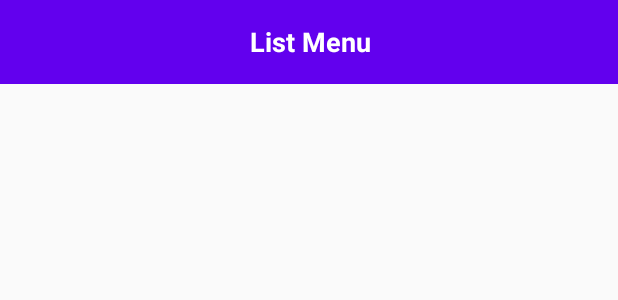
After one commit to Sant0n/learning_app, an Android app: the layout activity_list_menu.xml on its own in the app's theme, with its tools: preview values and no code run, on a phone screen of 412 x 824 dp. The commit adds this screen. Shown: the top 300 px of the screen. Run offline under Robolectric (Android 15) with nearby library versions, the phone set to English and light mode, and no system bars.

Commit message:
Creation of list and select menu files

```diff
--- a/app/build.gradle
+++ b/app/build.gradle
@@ -42,6 +42,8 @@ dependencies {
     implementation 'androidx.appcompat:appcompat:1.2.0'
     implementation 'com.google.android.material:material:1.3.0'
     implementation 'androidx.constraintlayout:constraintlayout:2.0.4'
+    implementation "androidx.recyclerview:recyclerview:1.1.0"
+    implementation "androidx.recyclerview:recyclerview-selection:1.1.0"
     testImplementation 'junit:junit:4.13.2'
     androidTestImplementation 'androidx.test.ext:junit:1.1.2'
     androidTestImplementation 'androidx.test.espresso:espresso-core:3.3.0'
--- /dev/null
+++ b/app/src/main/java/nnar/learning_app/datainterface/ListMenuView.kt
@@ -0,0 +1,4 @@
+package nnar.learning_app.datainterface
+
+interface ListMenuView {
+}
--- /dev/null
+++ b/app/src/main/java/nnar/learning_app/ui/listMenu/ListMenuPresenter.kt
@@ -0,0 +1,4 @@
+package nnar.learning_app.ui.listMenu
+
+class ListMenuPresenter {
+}
--- a/app/src/main/java/nnar/learning_app/ui/login/LoginActivity.kt
+++ b/app/src/main/java/nnar/learning_app/ui/login/LoginActivity.kt
@@ -1,6 +1,7 @@
 package nnar.learning_app.ui.login
 
 import android.content.Intent
+
 import android.os.Bundle
 
 import android.widget.Button
@@ -82,4 +83,5 @@ class LoginActivity :  AppCompatActivity(), LoginView {
         CommonFunctions().resetError(passwordText)
         passwordText.setBackgroundResource(R.drawable.textview_success_border)
     }
+
 }
--- a/app/src/main/java/nnar/learning_app/ui/mainmenu/MainMenuActivity.kt
+++ b/app/src/main/java/nnar/learning_app/ui/mainmenu/MainMenuActivity.kt
@@ -1,9 +1,13 @@
 package nnar.learning_app.ui.mainmenu
 
 import android.content.Intent
+
+import android.os.Bundle
+
 import androidx.appcompat.app.AppCompatActivity
-import android.os.Bundle
+
 import android.widget.Button
+
 import nnar.learning_app.databinding.ActivityMainMenuBinding
 import nnar.learning_app.ui.login.LoginActivity
 import nnar.learning_app.ui.register.RegisterActivity
--- a/app/src/main/java/nnar/learning_app/ui/register/RegisterActivity.kt
+++ b/app/src/main/java/nnar/learning_app/ui/register/RegisterActivity.kt
@@ -1,6 +1,7 @@
 package nnar.learning_app.ui.register
 
 import android.content.Intent
+
 import android.os.Bundle
 
 import android.widget.Button
@@ -112,4 +113,5 @@ class RegisterActivity: AppCompatActivity(), RegisterView {
         val intent = Intent(this, MainMenuActivity::class.java)
         startActivity(intent)
     }
+
 }
--- /dev/null
+++ b/app/src/main/java/nnar/learning_app/ui/selectMenu/SelectMenuActivity.kt
@@ -0,0 +1,4 @@
+package nnar.learning_app.ui.selectMenu
+
+class SelectMenuActivity {
+}
--- /dev/null
+++ b/app/src/main/java/nnar/learning_app/ui/selectMenu/SelectMenuPresenter.kt
@@ -0,0 +1,4 @@
+package nnar.learning_app.ui.selectMenu
+
+class SelectMenuPresenter {
+}
--- /dev/null
+++ b/app/src/main/res/layout/activity_list_menu.xml
@@ -0,0 +1,51 @@
+<?xml version="1.0" encoding="utf-8"?>
+
+<androidx.constraintlayout.widget.ConstraintLayout xmlns:android="http://schemas.android.com/apk/res/android"
+    xmlns:app="http://schemas.android.com/apk/res-auto"
+    android:layout_width="match_parent"
+    android:layout_height="match_parent">
+
+    <androidx.appcompat.widget.Toolbar
+        android:id="@+id/lismenu_tooldbar"
+        android:layout_width="match_parent"
+        android:layout_height="wrap_content"
+        android:background="?attr/colorPrimary"
+        android:minHeight="?attr/actionBarSize"
+        android:theme="?attr/actionBarTheme"
+        app:layout_constraintBottom_toBottomOf="parent"
+        app:layout_constraintEnd_toEndOf="parent"
+        app:layout_constraintHorizontal_bias="0.0"
+        app:layout_constraintStart_toStartOf="parent"
+        app:layout_constraintTop_toTopOf="parent"
+        app:layout_constraintVertical_bias="0.0">
+
+        <TextView
+            android:id="@+id/listmenu_title_toolbar"
+            android:layout_width="wrap_content"
+            android:layout_height="wrap_content"
+            android:layout_gravity="center"
+            android:gravity="center"
+            android:singleLine="true"
+            android:text="@string/listmenu_tittle"
+            android:textColor="@android:color/white"
+            android:textSize="18sp"
+            android:textStyle="bold" />
+    </androidx.appcompat.widget.Toolbar>
+
+    <androidx.recyclerview.widget.RecyclerView
+        android:id="@+id/listmenu_recycler_view"
+        android:layout_width="match_parent"
+        android:layout_height="match_parent"
+        app:layoutManager="LinearLayoutManager"/>
+
+    <!--com.google.android.material.floatingactionbutton.FloatingActionButton
+        android:id="@+id/fab"
+        android:layout_width="wrap_content"
+        android:layout_height="wrap_content"
+        android:layout_margin="16dp"
+        android:contentDescription="@string/fab_content_description"
+        android:src="@drawable/ic_add_black_24dp"
+        app:layout_constraintBottom_toBottomOf="parent"
+        app:layout_constraintEnd_toEndOf="parent"/-->
+
+</androidx.constraintlayout.widget.ConstraintLayout>
--- /dev/null
+++ b/app/src/main/res/layout/activity_select_menu.xml
@@ -0,0 +1,6 @@
+<?xml version="1.0" encoding="utf-8"?>
+<androidx.constraintlayout.widget.ConstraintLayout
+    xmlns:android="http://schemas.android.com/apk/res/android" android:layout_width="match_parent"
+    android:layout_height="match_parent">
+
+</androidx.constraintlayout.widget.ConstraintLayout>
```
Also changed, not shown: app/src/main/java/nnar/learning_app/ui/listMenu/ListMenuActivity.kt (added, +21 -0 lines), app/src/main/res/values/strings.xml (+6 -2 lines).
